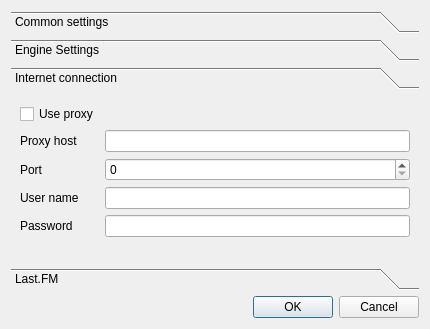
Old version of the form src/settings.ui in the repository DrMoriarty/cuberok.
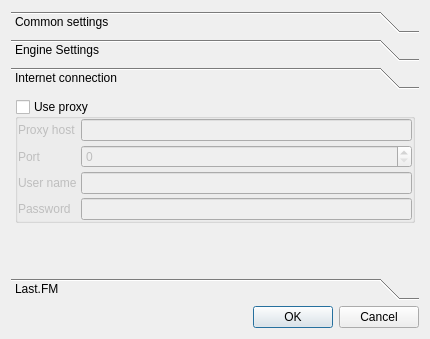
New version of the form. The open tabs and pages were chosen to show the change. Icons and pictures are not drawn.

Patch:
```diff
--- a/src/settings.ui
+++ b/src/settings.ui
@@ -6,7 +6,7 @@
     <x>0</x>
     <y>0</y>
     <width>430</width>
-    <height>329</height>
+    <height>339</height>
    </rect>
   </property>
   <property name="windowTitle" >
@@ -115,21 +115,65 @@
        <rect>
         <x>0</x>
         <y>0</y>
-        <width>399</width>
-        <height>168</height>
+        <width>412</width>
+        <height>169</height>
        </rect>
       </property>
       <attribute name="label" >
        <string>Internet connection</string>
       </attribute>
       <layout class="QGridLayout" >
+       <property name="leftMargin" >
+        <number>4</number>
+       </property>
+       <property name="topMargin" >
+        <number>4</number>
+       </property>
+       <property name="rightMargin" >
+        <number>4</number>
+       </property>
+       <property name="bottomMargin" >
+        <number>4</number>
+       </property>
+       <property name="horizontalSpacing" >
+        <number>4</number>
+       </property>
+       <property name="verticalSpacing" >
+        <number>4</number>
+       </property>
        <item row="0" column="0" >
-        <widget class="QCheckBox" name="checkBox_proxyEnabled" >
-         <property name="text" >
+        <widget class="QGroupBox" name="checkBox_proxyEnabled" >
+         <property name="title" >
           <string>Use proxy</string>
          </property>
-        </widget>
-       </item>
+         <property name="flat" >
+          <bool>true</bool>
+         </property>
+         <property name="checkable" >
+          <bool>true</bool>
+         </property>
+         <property name="checked" >
+          <bool>false</bool>
+         </property>
+         <layout class="QGridLayout" >
+          <property name="leftMargin" >
+           <number>0</number>
+          </property>
+          <property name="topMargin" >
+           <number>0</number>
+          </property>
+          <property name="rightMargin" >
+           <number>0</number>
+          </property>
+          <property name="bottomMargin" >
+           <number>0</number>
+          </property>
+          <property name="horizontalSpacing" >
+           <number>4</number>
+          </property>
+          <property name="verticalSpacing" >
+           <number>4</number>
+          </property>
        <item row="1" column="0" >
         <widget class="QLabel" name="label_4" >
          <property name="text" >
@@ -137,7 +181,7 @@
          </property>
         </widget>
        </item>
-       <item row="1" column="2" >
+          <item row="1" column="1" >
         <widget class="QLineEdit" name="lineEdit_proxyHost" />
        </item>
        <item row="2" column="0" >
@@ -161,24 +205,27 @@
          </property>
         </widget>
        </item>
-       <item row="2" column="2" >
+          <item row="2" column="1" >
         <widget class="QSpinBox" name="spinBox_proxyPort" >
          <property name="maximum" >
           <number>65535</number>
          </property>
         </widget>
        </item>
-       <item row="3" column="2" >
+          <item row="3" column="1" >
         <widget class="QLineEdit" name="lineEdit_proxyUser" />
        </item>
-       <item row="4" column="2" >
+          <item row="4" column="1" >
         <widget class="QLineEdit" name="lineEdit_proxyPassword" >
          <property name="echoMode" >
           <enum>QLineEdit::Password</enum>
          </property>
         </widget>
        </item>
-       <item row="5" column="2" >
+         </layout>
+        </widget>
+       </item>
+       <item row="1" column="0" >
         <spacer>
          <property name="orientation" >
           <enum>Qt::Vertical</enum>
```
Left out of the diff: 97 changed lines with no effect on the pictures. Lines whose indentation alone changed are shown as unchanged.
